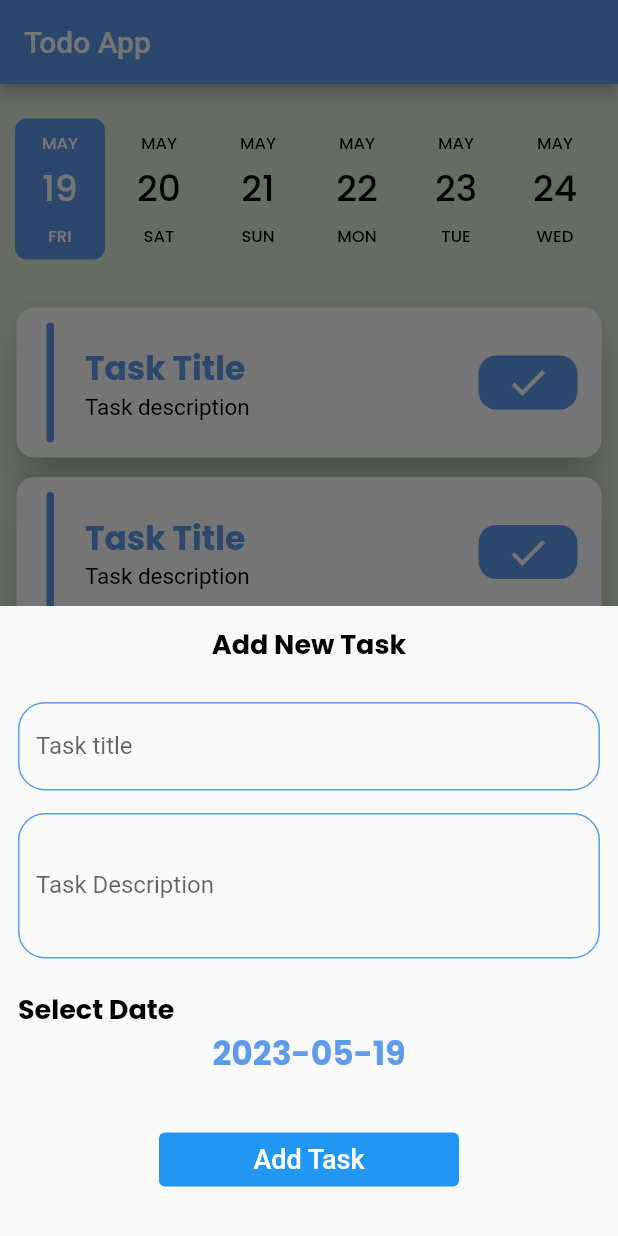
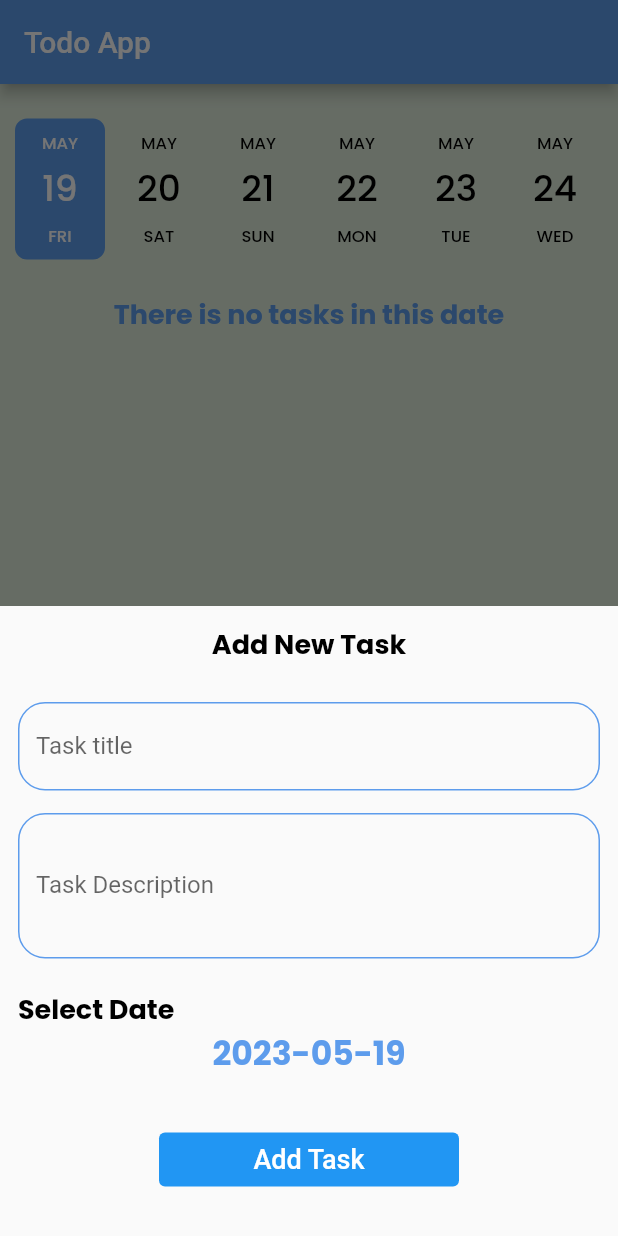
Before and after one commit to helmysherif/flutterTodoApp, a Flutter app: the screen it shows after launch, after a tap on the "add" icon, on a phone screen of 412 x 824 dp. Run offline on Flutter 3.47's test engine with Material 2 defaults, Android fonts, the phone set to English and light mode, and no system bars; drawn by our look-alikes of date_picker_timeline; our stand-ins replace cloud_firestore, firebase_core, flutter_slidable, google_fonts; accounts and stored records are empty.

Commit message:
make a crud operation on firebase data

```diff
--- a/lib/main.dart
+++ b/lib/main.dart
@@ -1,5 +1,7 @@
 import 'package:firebase_core/firebase_core.dart';
 import 'package:flutter/material.dart';
+import 'package:todo_app/screens/login_screen.dart';
+import 'package:todo_app/screens/register_screen.dart';
 import 'package:todo_app/styles/my_themes.dart';
 import 'package:todo_app/home_layout/home_screen.dart';
 import 'package:todo_app/splash_layout/splash_screen.dart';
@@ -24,7 +26,9 @@ class MyApp extends StatelessWidget {
       initialRoute: SplashScreen.routeName,
       routes: {
         SplashScreen.routeName: (_) => const SplashScreen(),
-        HomeLayout.routeName: (_) => HomeLayout()
+        HomeLayout.routeName: (_) => HomeLayout(),
+        RegisterScreen.routeName: (_) => const RegisterScreen(),
+        LoginScreen.routeName: (_) => const LoginScreen()
       },
       theme: MyThemeData.lightTheme,
       darkTheme: MyThemeData.darkTheme,
--- /dev/null
+++ b/lib/models/task_model.dart
@@ -0,0 +1,43 @@
+class TaskModel {
+  String id;
+  String title;
+  String description;
+  int date;
+  bool status;
+
+  TaskModel(
+      {this.id = '',
+      required this.title,
+      required this.description,
+      required this.date,
+      required this.status});
+
+  TaskModel.fromJson(Map<String, dynamic> json)
+      : this(
+            title: json['title'],
+            description: json['description'],
+            date: json['date'],
+            status: json['status'],
+            id: json['id']);
+
+  // TaskModel fromJson(Map<String , dynamic> json)
+  // {
+  //   TaskModel taskModel = TaskModel(
+  //     title: json['title'],
+  //     description: json['description'],
+  //     date: json['date'],
+  //     status: json['status'],
+  //     id : json['id']
+  //   );
+  //   return taskModel;
+  // }
+  Map<String, dynamic> toJson() {
+    return {
+      "id": id,
+      "title": title,
+      "description": description,
+      "date": date,
+      "status": status
+    };
+  }
+}
--- a/lib/screens/tasks.dart
+++ b/lib/screens/tasks.dart
@@ -1,6 +1,8 @@
 import 'package:date_picker_timeline/date_picker_widget.dart';
 import 'package:flutter/material.dart';
+import 'package:todo_app/models/task_model.dart';
 import 'package:todo_app/screens/widgets/task_item.dart';
+import 'package:todo_app/shared/network/firebase/firebase_functions.dart';
 import 'package:todo_app/styles/app_colors.dart';
 
 class TasksTab extends StatefulWidget {
@@ -11,7 +13,7 @@ class TasksTab extends StatefulWidget {
 }
 
 class _TasksTabState extends State<TasksTab> {
-  DateTime date = DateTime.now();
+  DateTime date = DateUtils.dateOnly(DateTime.now());
 
   @override
   Widget build(BuildContext context) {
@@ -25,7 +27,7 @@ class _TasksTabState extends State<TasksTab> {
             initialSelectedDate: DateTime.now(),
             selectionColor: lightColor,
             height: 100,
-            inactiveDates: [DateTime.now().add(Duration(days: 2))],
+            // inactiveDates: [DateTime.now().add(Duration(days: 2))],
             selectedTextColor: Colors.white,
             onDateChange: (newDate) {
               setState(() {
@@ -35,13 +37,29 @@ class _TasksTabState extends State<TasksTab> {
           ),
         ),
         const SizedBox(height: 20),
-        Expanded(
-          child: ListView.builder(
-            itemBuilder: (context, index) {
-              return TaskItem();
-            },
-            itemCount: 10,
-          ),
+        StreamBuilder(
+          stream:
+              FireBaseFunctions.getTasksFromFireStore(DateUtils.dateOnly(date)),
+          builder: (context, snapshot) {
+            if (snapshot.connectionState == ConnectionState.waiting) {
+              return const Center(child: CircularProgressIndicator());
+            }
+            if (snapshot.hasError) {
+              return const Center(child: Text("Something went wrong!"));
+            }
+            List<TaskModel> tasks =
+                snapshot.data?.docs.map((doc) => doc.data()).toList() ?? [];
+            return tasks.isNotEmpty
+                ? Expanded(
+                    child: ListView.builder(
+                      itemBuilder: (context, index) {
+                        return TaskItem(tasks[index]);
+                      },
+                      itemCount: tasks.length,
+                    ),
+                  )
+                : const Center(child: Text("There is no tasks in this date"));
+          },
         )
       ],
     );
--- a/lib/screens/widgets/add_task_buttom_sheet.dart
+++ b/lib/screens/widgets/add_task_buttom_sheet.dart
@@ -1,14 +1,21 @@
 import 'package:flutter/material.dart';
+import 'package:todo_app/models/task_model.dart';
+import 'package:todo_app/shared/network/firebase/firebase_functions.dart';
 import 'package:todo_app/styles/app_colors.dart';
+
 class AddTaskBottomSheet extends StatefulWidget {
   const AddTaskBottomSheet({Key? key}) : super(key: key);
 
   @override
   State<AddTaskBottomSheet> createState() => _AddTaskBottomSheetState();
 }
+
 class _AddTaskBottomSheetState extends State<AddTaskBottomSheet> {
   var formKey = GlobalKey<FormState>();
-  String selected = DateTime.now().toString().substring(0, 10);
+  DateTime selected = DateUtils.dateOnly(DateTime.now());
+  var titleController = TextEditingController();
+  var descController = TextEditingController();
+
   @override
   Widget build(BuildContext context) {
     return Padding(
@@ -25,6 +32,7 @@ class _AddTaskBottomSheetState extends State<AddTaskBottomSheet> {
                     .copyWith(color: Colors.black)),
             const SizedBox(height: 25),
             TextFormField(
+              controller: titleController,
               validator: (value) {
                 if (value == null || value.isEmpty) {
                   return "please Enter task title";
@@ -44,9 +52,10 @@ class _AddTaskBottomSheetState extends State<AddTaskBottomSheet> {
             ),
             const SizedBox(height: 15),
             TextFormField(
+              controller: descController,
               validator: (value) {
                 if (value == null || value.isEmpty) {
-                  return "please Enter task title";
+                  return "please Enter task desc";
                 }
                 return null;
               },
@@ -78,7 +87,7 @@ class _AddTaskBottomSheetState extends State<AddTaskBottomSheet> {
                 chooseDate();
               },
               child: Text(
-                selected,
+                selected.toString().substring(0, 10),
                 style: Theme.of(context)
                     .textTheme
                     .bodyLarge!
@@ -94,7 +103,16 @@ class _AddTaskBottomSheetState extends State<AddTaskBottomSheet> {
                   elevation: 0,
                 ),
                 onPressed: () {
-                  if (formKey.currentState!.validate()) {}
+                  if (formKey.currentState!.validate()) {
+                    TaskModel task = TaskModel(
+                        title: titleController.text,
+                        description: descController.text,
+                        date: selected.microsecondsSinceEpoch,
+                        status: false);
+                    FireBaseFunctions.addTaskToFireStore(task).then((value) {
+                      Navigator.pop(context);
+                    });
+                  }
                 },
                 child: const Text("Add Task", style: TextStyle(fontSize: 18)),
               ),
@@ -120,7 +138,7 @@ class _AddTaskBottomSheetState extends State<AddTaskBottomSheet> {
         firstDate: DateTime.now(),
         lastDate: DateTime.now().add(const Duration(days: 365)));
     if (selectedDate != null) {
-      selected = selectedDate.toString().substring(0, 10);
+      selected = DateUtils.dateOnly(selectedDate);
       setState(() {});
     }
   }
--- /dev/null
+++ b/lib/shared/network/firebase/firebase_functions.dart
@@ -0,0 +1,38 @@
+import 'package:cloud_firestore/cloud_firestore.dart';
+import 'package:flutter/material.dart';
+import 'package:todo_app/models/task_model.dart';
+
+class FireBaseFunctions {
+  static CollectionReference<TaskModel> getTasksCollection() {
+    return FirebaseFirestore.instance
+        .collection('Tasks')
+        .withConverter<TaskModel>(
+            fromFirestore: (snapshot, _) =>
+                TaskModel.fromJson(snapshot.data()!),
+            toFirestore: (task, _) => task.toJson());
+  }
+
+  static Future<void> addTaskToFireStore(TaskModel task) {
+    var collection = getTasksCollection();
+    var documentRef = collection.doc();
+    task.id = documentRef.id;
+    return documentRef.set(task);
+  }
+
+  static Stream<QuerySnapshot<TaskModel>> getTasksFromFireStore(DateTime date) {
+    var collection = getTasksCollection();
+    // print(DateUtils.dateOnly(date).microsecondsSinceEpoch);
+    return collection
+        .where("date",
+            isEqualTo: DateUtils.dateOnly(date).microsecondsSinceEpoch)
+        .snapshots();
+  }
+
+  static Future<void> deleteTask(String id) {
+    return getTasksCollection().doc(id).delete();
+  }
+
+  static Future<void> updateTask(String id, TaskModel task) {
+    return getTasksCollection().doc(id).update(task.toJson());
+  }
+}
--- a/pubspec.yaml
+++ b/pubspec.yaml
@@ -34,6 +34,7 @@ dependencies:
   date_picker_timeline: ^1.2.3
   firebase_core: ^2.13.0
   cloud_firestore: ^4.7.1
+  flutter_slidable: ^3.0.0
 
 
   # The following adds the Cupertino Icons font to your application.
```
Also changed, not shown: lib/screens/login_screen.dart (added, +12 -0 lines), lib/screens/register_screen.dart (added, +21 -0 lines), lib/screens/widgets/task_item.dart (+71 -15 lines), pubspec.lock.
